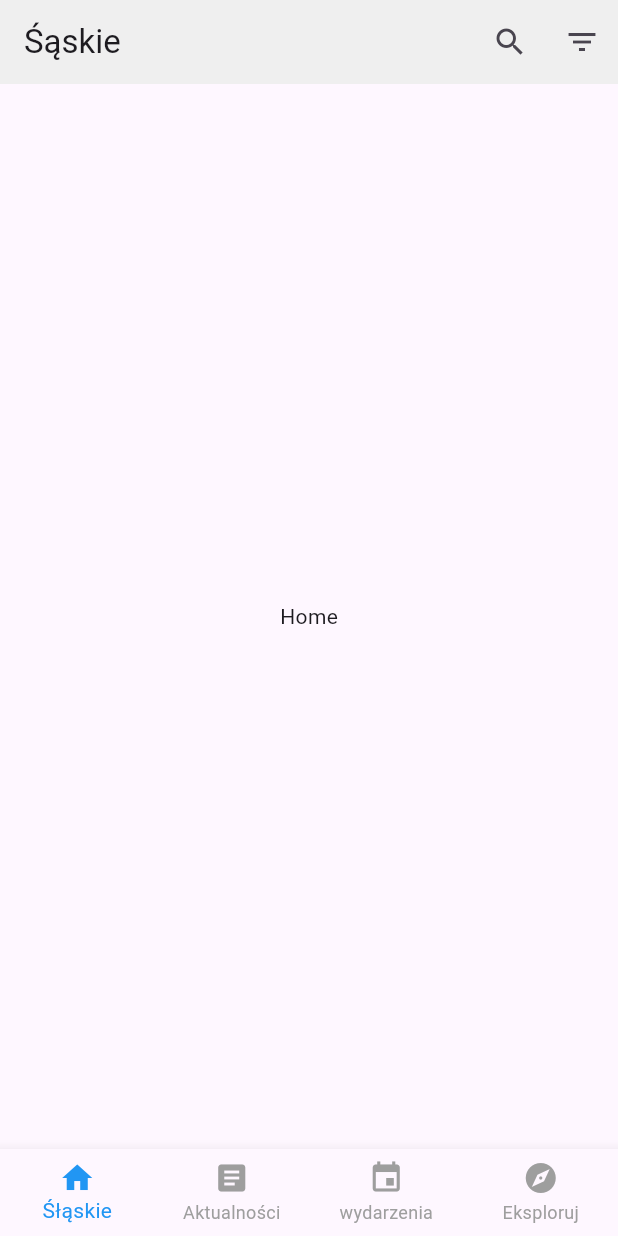
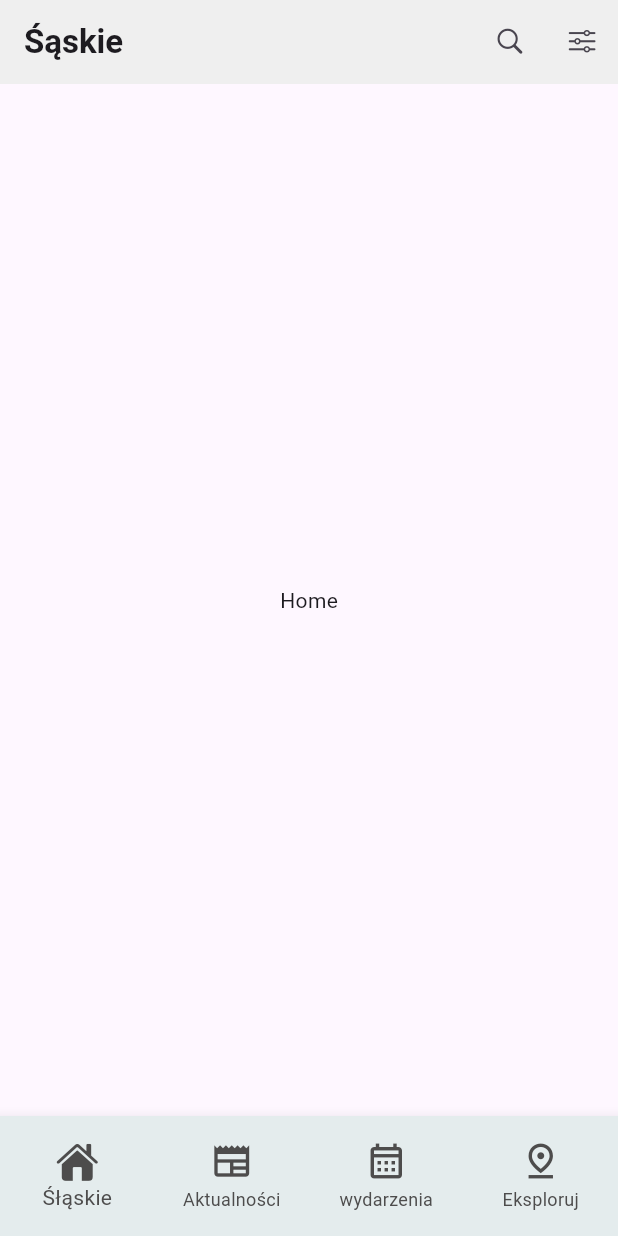
Before and after one commit to GrzSwa/explore_app, a Flutter app: the screen it shows after launch, on a phone screen of 412 x 824 dp. Run offline on Flutter 3.47's test engine with Material 3 defaults, Android fonts, the phone set to English and light mode, and no system bars.

Commit message:
refactor: change icons on cupertinoIcons, change colors for elements

```diff
--- a/explore/lib/features/add_to_calendar/presentation/views/add_to_calendar_view.dart
+++ b/explore/lib/features/add_to_calendar/presentation/views/add_to_calendar_view.dart
@@ -1,4 +1,5 @@
 import 'package:explore/screens/screens.dart';
+import 'package:flutter/cupertino.dart';
 import 'package:flutter/material.dart';
 
 class AddToCalendarView extends StatelessWidget {
@@ -30,7 +31,7 @@ class AddToCalendarView extends StatelessWidget {
             width: 60,
             height: 60,
             child: const Icon(
-              Icons.calendar_month_outlined,
+              CupertinoIcons.calendar_badge_plus,
               size: 31,
               color: Color.fromRGBO(13, 222, 174, 1),
             ),
--- a/explore/lib/features/add_to_calendar/presentation/widgets/repeat.dart
+++ b/explore/lib/features/add_to_calendar/presentation/widgets/repeat.dart
@@ -1,3 +1,4 @@
+import 'package:flutter/cupertino.dart';
 import 'package:flutter/material.dart';
 
 class Repeat extends StatelessWidget {
@@ -26,8 +27,9 @@ class Repeat extends StatelessWidget {
                     width: 5,
                   ),
                   Icon(
-                    Icons.arrow_upward_outlined,
+                    CupertinoIcons.chevron_up_chevron_down,
                     color: Color.fromRGBO(157, 157, 156, 1),
+                    size: 20,
                   )
                 ],
               )
--- a/explore/lib/features/event_filtering/presentation/widgets/filter_accordion.dart
+++ b/explore/lib/features/event_filtering/presentation/widgets/filter_accordion.dart
@@ -1,3 +1,4 @@
+import 'package:flutter/cupertino.dart';
 import 'package:flutter/material.dart';
 
 class FilterAccordion extends StatefulWidget {
@@ -24,9 +25,9 @@ class _FilterAccordionState extends State<FilterAccordion> {
           Expanded(
               flex: 1,
               child: IconButton(
-                icon: const Icon(Icons.arrow_drop_down),
+                icon: const Icon(CupertinoIcons.chevron_down),
                 color: const Color.fromRGBO(0, 102, 177, 1),
-                iconSize: 40,
+                iconSize: 20,
                 onPressed: () {
                   setState(() {
                     widget.isExpanded = !widget.isExpanded;
--- a/explore/lib/features/events_list/presentation/views/event_horizontal_list.dart
+++ b/explore/lib/features/events_list/presentation/views/event_horizontal_list.dart
@@ -12,6 +12,7 @@ class EventHorizontalList extends StatelessWidget {
     return Container(
       padding: const EdgeInsets.symmetric(vertical: 20),
       height: 340,
+      width: MediaQuery.of(context).size.width,
       child: ListView.builder(
         shrinkWrap: true,
         scrollDirection: Axis.horizontal,
--- a/explore/lib/features/events_list/presentation/widgets/event_horizontal_item.dart
+++ b/explore/lib/features/events_list/presentation/widgets/event_horizontal_item.dart
@@ -13,11 +13,8 @@ class EventHorizontalItem extends StatelessWidget {
       height: 244,
       decoration: BoxDecoration(
         borderRadius: BorderRadius.circular(10),
-        color: Colors.teal,
         image: DecorationImage(
-          image: AssetImage(imgUrl),
-          fit: BoxFit.cover,
-        ),
+            image: AssetImage(imgUrl), fit: BoxFit.cover, scale: 0.5),
       ),
     );
   }
--- a/explore/lib/features/events_list/presentation/widgets/widgets.dart
+++ b/explore/lib/features/events_list/presentation/widgets/widgets.dart
@@ -1,3 +1,4 @@
 export 'event_horizontal_item.dart';
 export 'event_vertical_item.dart';
 export 'event_card.dart';
+export 'corner_icon.dart';
--- a/explore/lib/features/show_event_on_map/presentation/views/show_event_on_map_view.dart
+++ b/explore/lib/features/show_event_on_map/presentation/views/show_event_on_map_view.dart
@@ -1,3 +1,4 @@
+import 'package:flutter/cupertino.dart';
 import 'package:flutter/material.dart';
 
 class ShowEventOnMapView extends StatelessWidget {
@@ -15,7 +16,7 @@ class ShowEventOnMapView extends StatelessWidget {
           width: 60,
           height: 60,
           child: const Icon(
-            Icons.navigation_outlined,
+            CupertinoIcons.location,
             size: 31,
             color: Color.fromRGBO(13, 222, 174, 1),
           ),
--- a/explore/lib/screens/event_filter_screen.dart
+++ b/explore/lib/screens/event_filter_screen.dart
@@ -1,4 +1,5 @@
 import 'package:explore/features/event_filtering/presentation/views/view.dart';
+import 'package:flutter/cupertino.dart';
 import 'package:flutter/material.dart';
 
 class EventFilterScreen extends StatelessWidget {
@@ -11,7 +12,10 @@ class EventFilterScreen extends StatelessWidget {
           title: const Text("Filtruj"),
           leading: IconButton(
               onPressed: () => {Navigator.pop(context)},
-              icon: const Icon(Icons.cancel)),
+              icon: const Icon(
+                CupertinoIcons.xmark,
+                color: Color.fromRGBO(0, 102, 177, 1),
+              )),
         ),
         body: SingleChildScrollView(
           child: Padding(
--- a/explore/lib/shared/presentation/widgets/bottom_navigation.dart
+++ b/explore/lib/shared/presentation/widgets/bottom_navigation.dart
@@ -1,4 +1,5 @@
 import 'package:flutter/material.dart';
+import 'package:flutter/cupertino.dart';
 
 class BottomNavigation extends StatelessWidget {
   final int currentIndex;
@@ -12,19 +13,38 @@ class BottomNavigation extends StatelessWidget {
 
   @override
   Widget build(BuildContext context) {
-    return BottomNavigationBar(
-      currentIndex: currentIndex,
-      onTap: onTap,
-      items: const [
-        BottomNavigationBarItem(icon: Icon(Icons.home), label: 'Śłąskie'),
-        BottomNavigationBarItem(
-            icon: Icon(Icons.article), label: 'Aktualności'),
-        BottomNavigationBarItem(icon: Icon(Icons.event), label: 'wydarzenia'),
-        BottomNavigationBarItem(icon: Icon(Icons.explore), label: 'Eksploruj'),
-      ],
-      type: BottomNavigationBarType.fixed,
-      selectedItemColor: Colors.blue,
-      unselectedItemColor: Colors.grey,
+    return SizedBox(
+      height: 80,
+      child: BottomNavigationBar(
+          backgroundColor: Color.fromRGBO(228, 236, 237, 1),
+          currentIndex: currentIndex,
+          onTap: onTap,
+          items: [
+            BottomNavigationBarItem(
+                icon: Icon(currentIndex == 0
+                    ? CupertinoIcons.house_fill
+                    : CupertinoIcons.home),
+                label: 'Śłąskie'),
+            BottomNavigationBarItem(
+                icon: Icon(currentIndex == 1
+                    ? Icons.newspaper
+                    : Icons.newspaper_outlined),
+                label: 'Aktualności'),
+            BottomNavigationBarItem(
+                icon: Icon(currentIndex == 2
+                    ? Icons.calendar_month
+                    : Icons.calendar_month_outlined),
+                label: 'wydarzenia'),
+            BottomNavigationBarItem(
+                icon: Icon(currentIndex == 3
+                    ? Icons.pin_drop
+                    : Icons.pin_drop_outlined),
+                label: 'Eksploruj'),
+          ],
+          type: BottomNavigationBarType.fixed,
+          selectedItemColor: Color.fromRGBO(77, 76, 76, 1),
+          unselectedItemColor: Color.fromRGBO(77, 76, 76, 1),
+          iconSize: 28),
     );
   }
 }
--- a/explore/lib/shared/presentation/widgets/top_bar.dart
+++ b/explore/lib/shared/presentation/widgets/top_bar.dart
@@ -1,3 +1,4 @@
+import 'package:flutter/cupertino.dart';
 import 'package:flutter/material.dart';
 
 class TopBar extends StatelessWidget implements PreferredSizeWidget {
@@ -22,20 +23,29 @@ class TopBar extends StatelessWidget implements PreferredSizeWidget {
   Widget build(BuildContext context) {
     return AppBar(
       backgroundColor: Color.fromRGBO(239, 239, 239, 1),
-      title: Text(title),
+      title: Text(
+        title,
+        style: TextStyle(fontSize: 22, fontWeight: FontWeight.w700),
+      ),
       leading: showBackButton
           ? IconButton(
-              icon: const Icon(Icons.arrow_back),
+              iconSize: 21,
+              icon: const Icon(
+                CupertinoIcons.arrow_left,
+                color: Color.fromRGBO(0, 102, 177, 1),
+              ),
               onPressed: onBackPressed,
             )
           : null,
       actions: [
         IconButton(
-          icon: const Icon(Icons.search),
+          iconSize: 21,
+          icon: const Icon(CupertinoIcons.search),
           onPressed: onSearchPressed,
         ),
         IconButton(
-          icon: const Icon(Icons.filter_list),
+          iconSize: 21,
+          icon: const Icon(CupertinoIcons.slider_horizontal_3),
           onPressed: onFilterPressed,
         ),
       ],
```
Also changed, not shown: explore/lib/features/add_to_calendar/presentation/widgets/alert.dart (+5 -2 lines), explore/lib/features/add_to_calendar/presentation/widgets/calendar.dart (+5 -2 lines), explore/lib/features/add_to_calendar/presentation/widgets/full_day_event.dart (+45 -5 lines), explore/lib/features/events_list/presentation/widgets/corner_icon.dart (added, +26 -0 lines), explore/lib/features/events_list/presentation/widgets/event_vertical_item.dart (+4 -3 lines), explore/lib/screens/add_to_calendar_screen.dart (+9 -2 lines), explore/lib/screens/read_more_screen.dart (+7 -2 lines).
